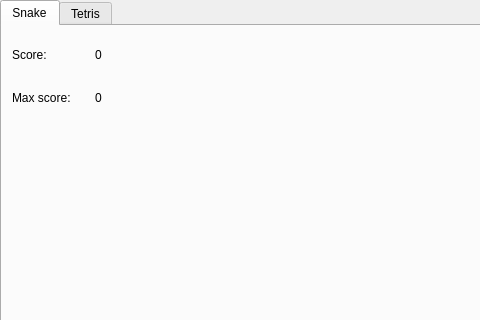
First picture: the form in src/gui/desktop/mainwindow.ui, repository Disinfectantt/CPP3_BrickGame_v2.0-1, before the edit; both pictures show x 0 to 480 and y 0 to 320 of the 800 by 600 pixel window.
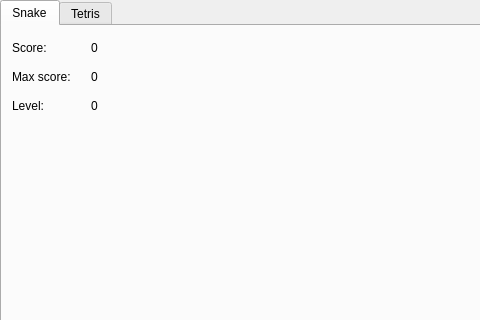
Second picture: the form after the edit. Custom widgets are drawn as their Qt base class.

Commit message: snake pre final

```diff
--- a/src/gui/desktop/mainwindow.ui
+++ b/src/gui/desktop/mainwindow.ui
@@ -16,6 +16,12 @@
     <height>600</height>
    </size>
   </property>
+  <property name="maximumSize">
+   <size>
+    <width>800</width>
+    <height>600</height>
+   </size>
+  </property>
   <property name="windowTitle">
    <string>MainWindow</string>
   </property>
@@ -41,8 +47,8 @@
        <rect>
         <x>10</x>
         <y>10</y>
-        <width>160</width>
-        <height>80</height>
+        <width>151</width>
+        <height>81</height>
        </rect>
       </property>
       <layout class="QGridLayout" name="gridLayout">
@@ -74,6 +80,20 @@
          </property>
         </widget>
        </item>
+       <item row="2" column="0">
+        <widget class="QLabel" name="label_5">
+         <property name="text">
+          <string>Level:</string>
+         </property>
+        </widget>
+       </item>
+       <item row="2" column="1">
+        <widget class="QLabel" name="snake_level">
+         <property name="text">
+          <string>0</string>
+         </property>
+        </widget>
+       </item>
       </layout>
      </widget>
      <widget class="QWidget" name="Snake_widget" native="true">
@@ -145,6 +165,14 @@
    </widget>
   </widget>
  </widget>
+ <customwidgets>
+  <customwidget>
+   <class>SnakeWidget</class>
+   <extends>QWidget</extends>
+   <header>snakeWidget.h</header>
+   <container>1</container>
+  </customwidget>
+ </customwidgets>
  <resources/>
  <connections/>
 </ui>
```
Left out of the diff: 55 changed lines with no effect on the pictures. The commit also changes 14 other files.
